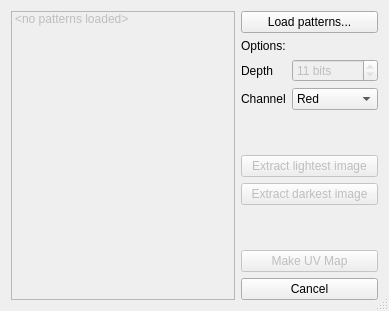
First picture: the form in qt/MapperTool/patternsdialog.ui, repository fieldOfView/uv-mapper, before the edit.
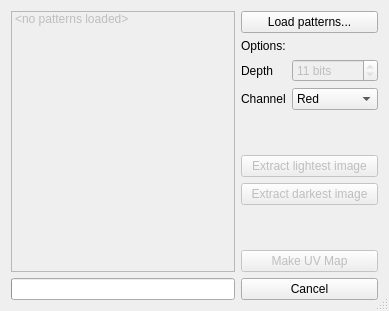
Second picture: the form after the edit.

Commit message: Add a progressbar to the patternsdialog for longer operations

Patch:
```diff
--- a/qt/MapperTool/patternsdialog.ui
+++ b/qt/MapperTool/patternsdialog.ui
@@ -27,6 +27,8 @@
   </property>
   <layout class="QHBoxLayout" name="horizontalLayout">
    <item>
+    <layout class="QVBoxLayout" name="verticalLayout_1">
+     <item>
     <widget class="QListWidget" name="listWidget">
      <property name="enabled">
       <bool>false</bool>
@@ -48,7 +50,19 @@
     </widget>
    </item>
    <item>
-    <layout class="QVBoxLayout" name="verticalLayout">
+      <widget class="QProgressBar" name="progressBar">
+       <property name="value">
+        <number>0</number>
+       </property>
+       <property name="textVisible">
+        <bool>false</bool>
+       </property>
+      </widget>
+     </item>
+    </layout>
+   </item>
+   <item>
+    <layout class="QVBoxLayout" name="verticalLayout_2">
      <item>
       <widget class="QPushButton" name="selectPatternsButton">
        <property name="text">
```
Lines whose indentation alone changed are shown as unchanged. The commit also changes 1 other file.
